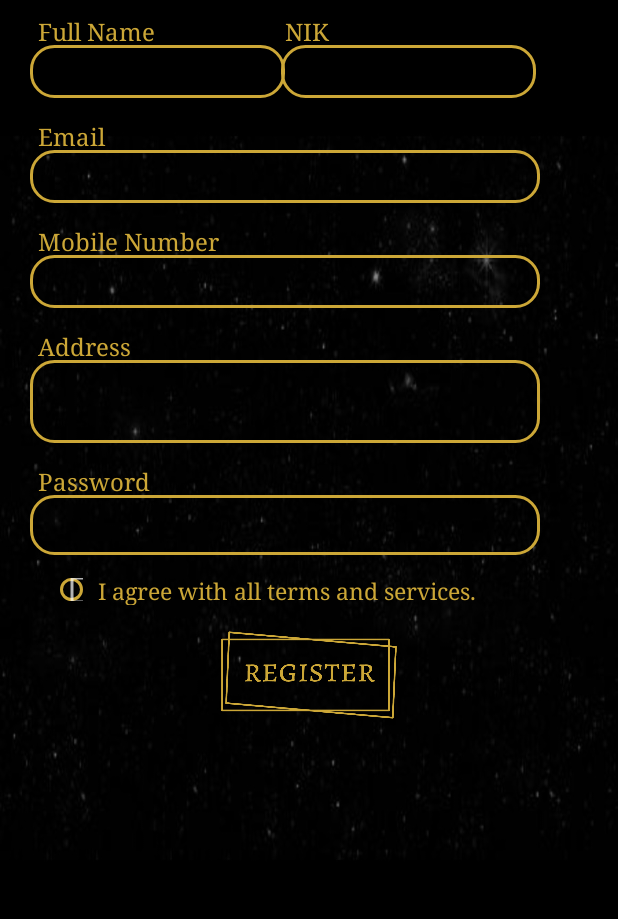
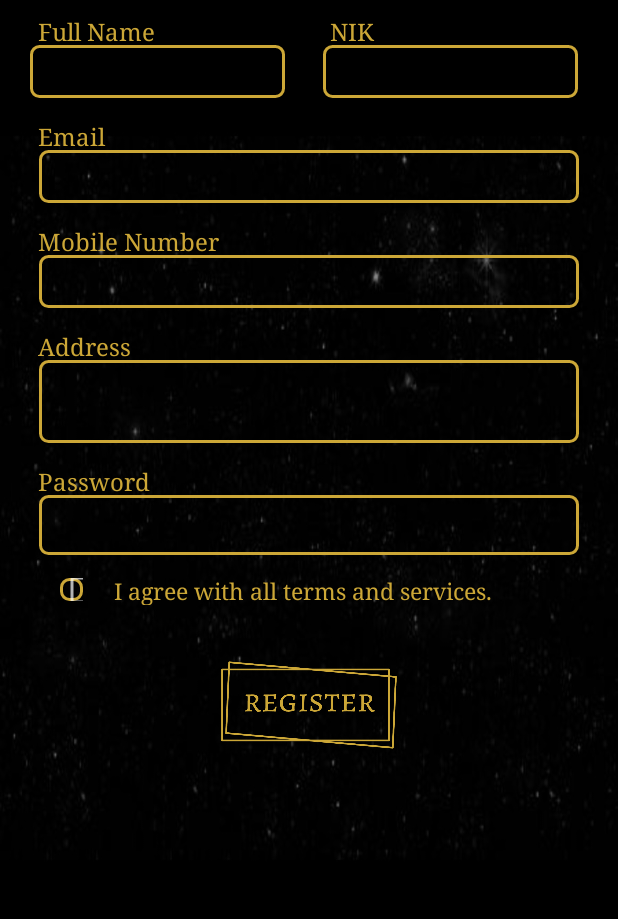
Before and after one commit to AlifAbhiesa/Savory, an Android app: the RegisterActivity screen opened directly, with no data from a screen before it, on a phone screen of 412 x 824 dp, the part 120-1039 px from its top. Run offline under Robolectric (Android 15) with nearby library versions, the light colour scheme and no system bars; our stand-ins replace ButterKnife.

Commit message:
edit banyak form

```diff
--- a/app/src/main/res/drawable/border.xml
+++ b/app/src/main/res/drawable/border.xml
@@ -2,5 +2,5 @@
 <shape xmlns:android="http://schemas.android.com/apk/res/android">
     <solid android:color="@android:color/transparent"/>
     <stroke android:width="2dip" android:color="@color/gold2"/>
-    <corners android:radius="15dp"/>
+    <corners android:radius="5dp"/>
 </shape>
--- a/app/src/main/res/layout/activity_productlist.xml
+++ b/app/src/main/res/layout/activity_productlist.xml
@@ -11,7 +11,7 @@
         android:layout_width="140dp"
         android:layout_height="70dp"
         android:src="@drawable/logo3"
-        android:layout_marginLeft="250dp"
+        android:layout_marginLeft="270dp"
         />
 
     <include layout="@layout/header"/>
--- a/app/src/main/res/layout/activity_register.xml
+++ b/app/src/main/res/layout/activity_register.xml
@@ -38,7 +38,7 @@
         android:layout_width="100dp"
         android:layout_height="30dp"
         android:layout_marginTop="90dp"
-        android:layout_marginLeft="190dp"
+        android:layout_marginLeft="220dp"
         android:text="NIK"
         android:textSize="16dp"
         android:textColor="@color/gold2"
@@ -49,7 +49,7 @@
         android:id="@+id/nik"
         android:layout_width="170dp"
         android:layout_height="35dp"
-        android:layout_marginLeft="187dp"
+        android:layout_marginLeft="215dp"
         android:layout_marginTop="110dp"
         android:background="@drawable/border"
         android:textColor="@android:color/white"
@@ -67,9 +67,9 @@
 
     <EditText
         android:id="@+id/email"
-        android:layout_width="340dp"
+        android:layout_width="360dp"
         android:layout_height="35dp"
-        android:layout_marginLeft="20dp"
+        android:layout_centerHorizontal="true"
         android:layout_marginTop="180dp"
         android:background="@drawable/border"
         android:textColor="@android:color/white"
@@ -87,9 +87,9 @@
 
     <EditText
         android:id="@+id/nohp"
-        android:layout_width="340dp"
+        android:layout_width="360dp"
         android:layout_height="35dp"
-        android:layout_marginLeft="20dp"
+        android:layout_centerHorizontal="true"
         android:layout_marginTop="250dp"
         android:background="@drawable/border"
         android:textColor="@android:color/white"
@@ -107,9 +107,9 @@
 
     <EditText
         android:id="@+id/alamat"
-        android:layout_width="340dp"
+        android:layout_width="360dp"
         android:layout_height="55dp"
-        android:layout_marginLeft="20dp"
+        android:layout_centerHorizontal="true"
         android:layout_marginTop="320dp"
         android:background="@drawable/border"
         android:inputType="textMultiLine"
@@ -128,9 +128,9 @@
 
     <EditText
         android:id="@+id/password"
-        android:layout_width="340dp"
+        android:layout_width="360dp"
         android:layout_height="40dp"
-        android:layout_marginLeft="20dp"
+        android:layout_centerHorizontal="true"
         android:layout_marginTop="410dp"
         android:background="@drawable/border"
         android:password="true"
@@ -148,10 +148,10 @@
         />
 
     <TextView
-        android:layout_width="300dp"
+        android:layout_width="260dp"
         android:layout_height="20dp"
         android:layout_marginTop="463dp"
-        android:layout_marginLeft="65dp"
+        android:layout_centerHorizontal="true"
         android:text="I agree with all terms and services."
         android:textSize="15dp"
         android:fontFamily="serif"
@@ -162,7 +162,7 @@
         android:layout_width="160dp"
         android:layout_height="80dp"
         android:onClick="register"
-        android:layout_marginTop="490dp"
+        android:layout_marginTop="510dp"
         android:layout_centerHorizontal="true"
         android:src="@drawable/btnregist2"/>
 
```
Also changed, not shown: app/src/main/res/drawable/slide2.jpeg, app/src/main/res/drawable/slide3.jpeg.
